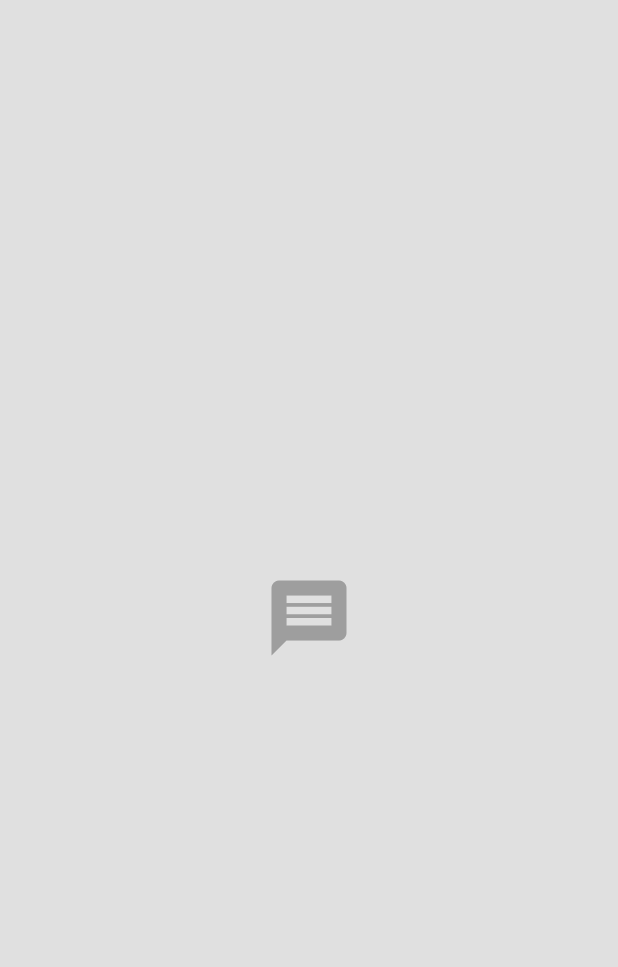
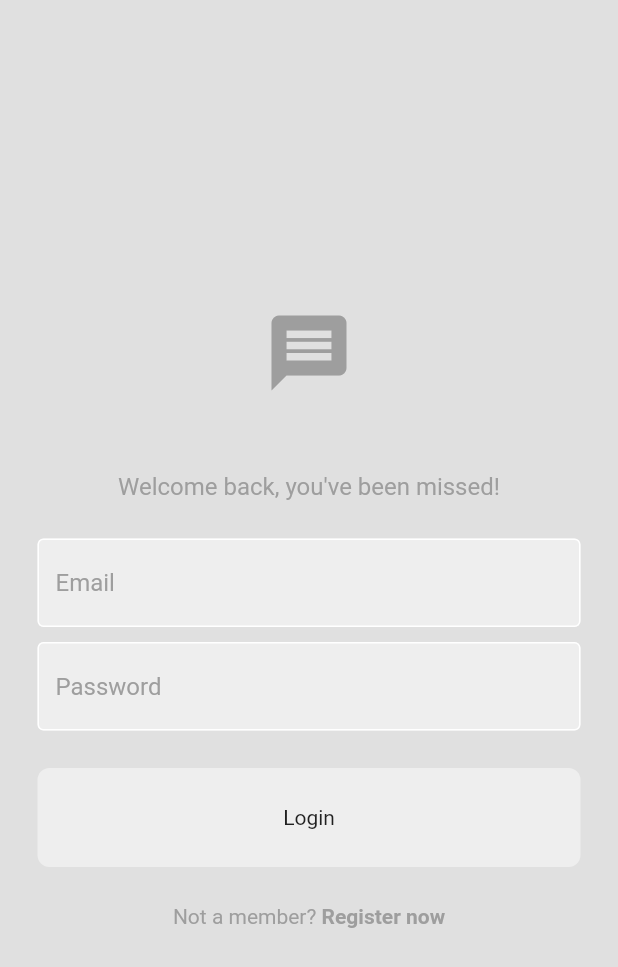
Before and after one commit to soobinchoe/flutter_chat_app, a Flutter app: the screen it shows after launch, on a phone screen of 412 x 824 dp. Shown: the top 967 px of the screen. Run offline on Flutter 3.47's test engine with Material 2 defaults, Android fonts, the phone set to English and light mode, and no system bars.

Commit message:
Create Login Page

```diff
--- /dev/null
+++ b/lib/components/my_button.dart
@@ -0,0 +1,30 @@
+import 'package:flutter/material.dart';
+
+class MyButton extends StatelessWidget {
+  final void Function()? onTap;
+  final String text;
+
+  const MyButton({
+    super.key,
+    required this.text,
+    required this.onTap,
+  });
+
+  @override
+  Widget build(BuildContext context) {
+    return GestureDetector(
+      onTap: onTap,
+      child: Container(
+        decoration: BoxDecoration(
+          color: Theme.of(context).colorScheme.secondary,
+          borderRadius: BorderRadius.circular(8),
+        ),
+        padding: const EdgeInsets.all(25),
+        margin: const EdgeInsets.symmetric(horizontal: 25),
+        child: Center(
+          child: Text(text),
+        ),
+      ),
+    );
+  }
+}
--- /dev/null
+++ b/lib/components/my_textfield.dart
@@ -0,0 +1,37 @@
+import 'package:flutter/material.dart';
+
+class MyTextField extends StatelessWidget {
+  final String hintText;
+  final bool obscureText;
+  final TextEditingController controller;
+
+  const MyTextField(
+      {super.key,
+      required this.hintText,
+      required this.obscureText,
+      required this.controller});
+
+  @override
+  Widget build(BuildContext context) {
+    return Padding(
+      padding: const EdgeInsets.symmetric(horizontal: 25.0),
+      child: TextField(
+        obscureText: obscureText,
+        controller: controller,
+        decoration: InputDecoration(
+            enabledBorder: OutlineInputBorder(
+              borderSide:
+                  BorderSide(color: Theme.of(context).colorScheme.tertiary),
+            ),
+            focusedBorder: OutlineInputBorder(
+              borderSide:
+                  BorderSide(color: Theme.of(context).colorScheme.primary),
+            ),
+            fillColor: Theme.of(context).colorScheme.secondary,
+            filled: true,
+            hintText: hintText,
+            hintStyle: TextStyle(color: Theme.of(context).colorScheme.primary)),
+      ),
+    );
+  }
+}
--- a/lib/pages/login_page.dart
+++ b/lib/pages/login_page.dart
@@ -1,7 +1,17 @@
 import 'package:flutter/material.dart';
+import 'package:flutter_chat_app/components/my_button.dart';
+import 'package:flutter_chat_app/components/my_textfield.dart';
 
 class LoginPage extends StatelessWidget {
-  const LoginPage({super.key});
+// email and pw text controllers
+  final TextEditingController _emailController = TextEditingController();
+  final TextEditingController _pwController = TextEditingController();
+
+  LoginPage({super.key});
+
+  void login() {
+    //
+  }
 
   @override
   Widget build(BuildContext context) {
@@ -17,15 +27,68 @@ class LoginPage extends StatelessWidget {
               size: 60,
               color: Theme.of(context).colorScheme.primary,
             ),
+
+            const SizedBox(
+              height: 50,
+            ),
+
             //welcome back message
+            Text(
+              "Welcome back, you've been missed!",
+              style: TextStyle(
+                color: Theme.of(context).colorScheme.primary,
+                fontSize: 16,
+              ),
+            ),
+
+            const SizedBox(
+              height: 25,
+            ),
 
             // email textfield
+            MyTextField(
+              hintText: "Email",
+              obscureText: false,
+              controller: _emailController,
+            ),
+
+            const SizedBox(
+              height: 10,
+            ),
 
             // pw textfields
+            MyTextField(
+              hintText: "Password",
+              obscureText: true,
+              controller: _pwController,
+            ),
 
+            const SizedBox(height: 25),
             // login button
+            MyButton(
+              text: "Login",
+              onTap: login,
+            ),
+
+            const SizedBox(height: 25),
 
             // register now
+            Row(
+              mainAxisAlignment: MainAxisAlignment.center,
+              children: [
+                Text(
+                  "Not a member? ",
+                  style:
+                      TextStyle(color: Theme.of(context).colorScheme.primary),
+                ),
+                Text(
+                  "Register now",
+                  style: TextStyle(
+                      fontWeight: FontWeight.bold,
+                      color: Theme.of(context).colorScheme.primary),
+                ),
+              ],
+            )
           ],
         ),
       ),
```
